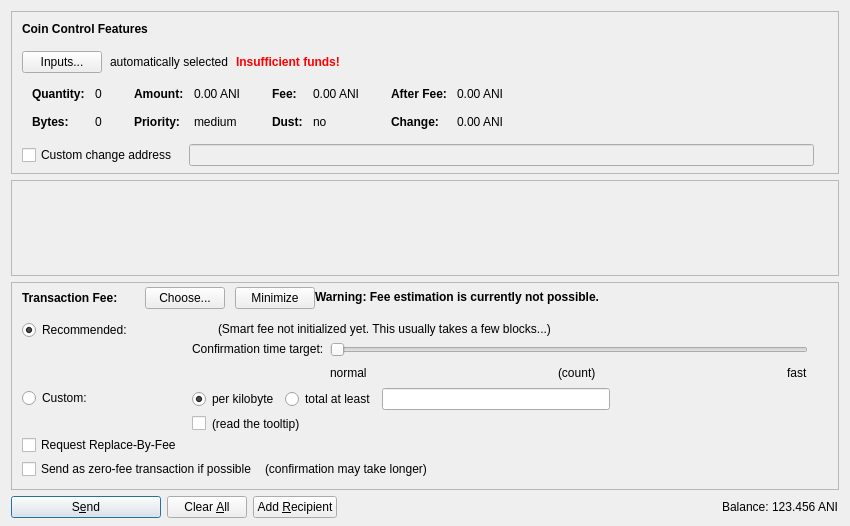
This is src/qt/forms/sendcoinsdialog.ui in Animecointeam/Animecoin as Qt 5 draws it before an edit. The edited form follows.
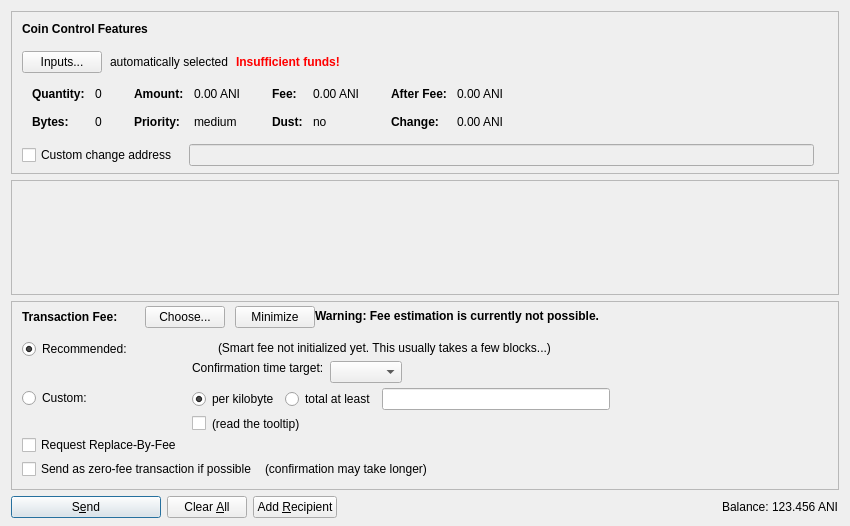
This is the edited form. Icons and pictures are not drawn. Custom widgets are drawn as their Qt base class.

Commit message: Smart fee UI redesign + various bugfixes.

Patch:
```diff
--- a/src/qt/forms/sendcoinsdialog.ui
+++ b/src/qt/forms/sendcoinsdialog.ui
@@ -1110,44 +1110,15 @@
                     <number>30</number>
                    </property>
                    <item>
-                    <widget class="QSlider" name="sliderSmartFee">
-                     <property name="minimum">
+                    <layout class="QHBoxLayout" name="horizontalLayoutConfTarget">
+                     <property name="bottomMargin">
                       <number>0</number>
                      </property>
-                     <property name="maximum">
-                      <number>23</number>
-                     </property>
-                     <property name="pageStep">
-                      <number>1</number>
-                     </property>
-                     <property name="value">
-                      <number>0</number>
-                     </property>
-                     <property name="orientation">
-                      <enum>Qt::Horizontal</enum>
-                     </property>
-                     <property name="invertedAppearance">
-                      <bool>false</bool>
-                     </property>
-                     <property name="invertedControls">
-                      <bool>false</bool>
-                     </property>
-                     <property name="tickPosition">
-                      <enum>QSlider::NoTicks</enum>
-                     </property>
-                    </widget>
-                   </item>
-                   <item>
-                    <layout class="QHBoxLayout" name="horizontalLayoutFee10">
-                     <item>
-                      <widget class="QLabel" name="labelSmartFeeNormal">
-                       <property name="text">
-                        <string>normal</string>
-                       </property>
-                      </widget>
+					 <item>
+	                  <widget class="QComboBox" name="confTargetSelector"/>
                      </item>
                      <item>
-                      <spacer name="horizontalSpacer_7">
+                      <spacer name="horizontalSpacerConfTarget">
                        <property name="orientation">
                         <enum>Qt::Horizontal</enum>
                        </property>
@@ -1159,33 +1130,6 @@
                        </property>
                       </spacer>
                      </item>
-                     <item>
-                      <widget class="QLabel" name="confirmationTargetLabel">
-                       <property name="text">
-                        <string>(count)</string>
-                       </property>
-                      </widget>
-                     </item>
-                     <item>
-                      <spacer name="horizontalSpacer_3">
-                       <property name="orientation">
-                        <enum>Qt::Horizontal</enum>
-                       </property>
-                       <property name="sizeHint" stdset="0">
-                        <size>
-                         <width>40</width>
-                         <height>20</height>
-                        </size>
-                       </property>
-                      </spacer>
-                     </item>
-                     <item>
-                      <widget class="QLabel" name="labelSmartFeeFast">
-                       <property name="text">
-                        <string>fast</string>
-                       </property>
-                      </widget>
-                     </item>
                     </layout>
                    </item>
                   </layout>
```
The commit also changes 21 other files.
